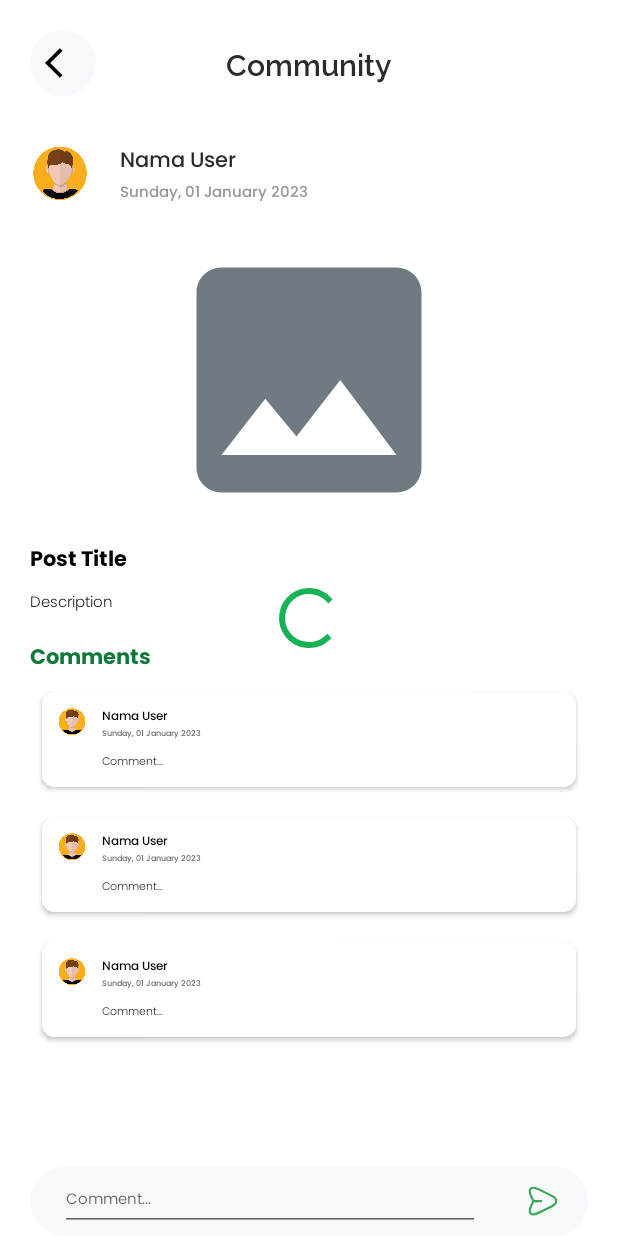
After one commit to berlianm/Rubist-Application, an Android app: the layout activity_detail_post.xml on its own in the app's theme, with its tools: preview values and no code run, on a phone screen of 412 x 824 dp. The commit adds this screen. Run offline under Robolectric (Android 15) with nearby library versions, the phone set to English and light mode, and no system bars.

Commit message:
Community, DetailPost(proses)

```diff
--- a/Mobile APP/C23-PS480_Rubist/app/src/main/res/drawable/back_white_background.xml
+++ b/Mobile APP/C23-PS480_Rubist/app/src/main/res/drawable/back_white_background.xml
@@ -2,7 +2,7 @@
 <shape xmlns:android="http://schemas.android.com/apk/res/android"
     android:shape="rectangle">
 
-    <solid android:color="#F7F7F9"/>
+    <solid android:color="#F7F9FC"/>
     <corners android:radius="50dp"/>
 
 </shape>
--- /dev/null
+++ b/Mobile APP/C23-PS480_Rubist/app/src/main/res/drawable/send.xml
@@ -0,0 +1,20 @@
+<vector xmlns:android="http://schemas.android.com/apk/res/android"
+    android:width="17dp"
+    android:height="17dp"
+    android:viewportWidth="17"
+    android:viewportHeight="17">
+  <path
+      android:pathData="M6.414,2.03L13.587,5.616C16.804,7.225 16.804,9.856 13.587,11.465L6.414,15.052C1.587,17.465 -0.382,15.487 2.031,10.669L2.76,9.219C2.944,8.851 2.944,8.239 2.76,7.87L2.031,6.412C-0.382,1.594 1.595,-0.384 6.414,2.03Z"
+      android:strokeLineJoin="round"
+      android:strokeWidth="1.2"
+      android:fillColor="#00000000"
+      android:strokeColor="#34A853"
+      android:strokeLineCap="round"/>
+  <path
+      android:pathData="M3.003,8.541H7.528"
+      android:strokeLineJoin="round"
+      android:strokeWidth="1.2"
+      android:fillColor="#00000000"
+      android:strokeColor="#34A853"
+      android:strokeLineCap="round"/>
+</vector>
--- /dev/null
+++ b/Mobile APP/C23-PS480_Rubist/app/src/main/res/font/poppins_bold.xml
@@ -0,0 +1,7 @@
+<?xml version="1.0" encoding="utf-8"?>
+<font-family xmlns:app="http://schemas.android.com/apk/res-auto"
+        app:fontProviderAuthority="com.google.android.gms.fonts"
+        app:fontProviderPackage="com.google.android.gms"
+        app:fontProviderQuery="name=Poppins&amp;weight=700"
+        app:fontProviderCerts="@array/com_google_android_gms_fonts_certs">
+</font-family>
--- /dev/null
+++ b/Mobile APP/C23-PS480_Rubist/app/src/main/res/font/poppins_light.xml
@@ -0,0 +1,7 @@
+<?xml version="1.0" encoding="utf-8"?>
+<font-family xmlns:app="http://schemas.android.com/apk/res-auto"
+        app:fontProviderAuthority="com.google.android.gms.fonts"
+        app:fontProviderPackage="com.google.android.gms"
+        app:fontProviderQuery="name=Poppins&amp;weight=300"
+        app:fontProviderCerts="@array/com_google_android_gms_fonts_certs">
+</font-family>
--- /dev/null
+++ b/Mobile APP/C23-PS480_Rubist/app/src/main/res/layout/activity_detail_post.xml
@@ -0,0 +1,193 @@
+<?xml version="1.0" encoding="utf-8"?>
+<androidx.constraintlayout.widget.ConstraintLayout xmlns:android="http://schemas.android.com/apk/res/android"
+    xmlns:app="http://schemas.android.com/apk/res-auto"
+    xmlns:tools="http://schemas.android.com/tools"
+    android:layout_width="match_parent"
+    android:layout_height="match_parent"
+    tools:context=".DetailPost.DetailPostActivity">
+
+    <RelativeLayout
+        android:id="@+id/taskbar_detail"
+        android:layout_width="match_parent"
+        android:layout_height="wrap_content"
+        android:layout_marginStart="20dp"
+        android:layout_marginTop="20dp"
+        android:layout_marginEnd="20dp"
+        app:layout_constraintEnd_toEndOf="parent"
+        app:layout_constraintStart_toStartOf="parent"
+        app:layout_constraintTop_toTopOf="parent">
+
+        <ImageView
+            android:id="@+id/btn_back"
+            android:layout_width="44dp"
+            android:layout_height="44dp"
+            android:background="@drawable/back_white_background"
+            android:padding="10dp"
+            android:src="@drawable/baseline_arrow_back_ios_24" />
+
+        <TextView
+            android:layout_width="wrap_content"
+            android:layout_height="wrap_content"
+            android:layout_centerHorizontal="true"
+            android:layout_centerVertical="true"
+            android:fontFamily="@font/raleway_semibold"
+            android:text="@string/community"
+            android:textColor="#2B2B2B"
+            android:textSize="20sp" />
+    </RelativeLayout>
+
+    <RelativeLayout
+        android:id="@+id/relativeLayout2"
+        android:layout_width="match_parent"
+        android:layout_height="wrap_content"
+        android:layout_marginStart="20dp"
+        android:layout_marginTop="32dp"
+        android:layout_marginEnd="20dp"
+        app:layout_constraintEnd_toEndOf="parent"
+        app:layout_constraintStart_toStartOf="parent"
+        app:layout_constraintTop_toBottomOf="@+id/taskbar_detail">
+
+        <ImageView
+            android:id="@+id/photo_user"
+            android:layout_width="40dp"
+            android:layout_height="40dp"
+            android:src="@drawable/avatar" />
+
+        <LinearLayout
+            android:layout_width="wrap_content"
+            android:layout_height="wrap_content"
+            android:layout_marginLeft="20dp"
+            android:layout_toEndOf="@id/photo_user"
+            android:orientation="vertical">
+
+            <TextView
+                android:id="@+id/tv_username"
+                android:layout_width="wrap_content"
+                android:layout_height="wrap_content"
+                android:fontFamily="@font/poppins_medium"
+                android:text="@string/nama_user"
+                android:textColor="#2B2B2B"
+                android:textSize="14sp" />
+
+            <TextView
+                android:id="@+id/tv_date"
+                android:layout_width="wrap_content"
+                android:layout_height="wrap_content"
+                android:fontFamily="@font/poppins_medium"
+                android:text="@string/date"
+                android:textColor="#979797"
+                android:textSize="10sp" />
+
+        </LinearLayout>
+    </RelativeLayout>
+
+    <ImageView
+        android:id="@+id/tv_photo"
+        android:layout_width="match_parent"
+        android:layout_height="200dp"
+        android:layout_marginStart="20dp"
+        android:layout_marginTop="16dp"
+        android:layout_marginEnd="20dp"
+        android:src="@drawable/ic_galery"
+        app:layout_constraintEnd_toEndOf="parent"
+        app:layout_constraintStart_toStartOf="parent"
+        app:layout_constraintTop_toBottomOf="@+id/relativeLayout2" />
+
+    <TextView
+        android:id="@+id/tv_title"
+        android:layout_width="wrap_content"
+        android:layout_height="wrap_content"
+        android:layout_marginStart="20dp"
+        android:layout_marginTop="8dp"
+        android:fontFamily="@font/poppins_bold"
+        android:text="@string/post_title"
+        android:textColor="#000000"
+        android:textSize="14sp"
+        app:layout_constraintStart_toStartOf="parent"
+        app:layout_constraintTop_toBottomOf="@+id/tv_photo" />
+
+    <TextView
+        android:id="@+id/tv_desc"
+        android:layout_width="match_parent"
+        android:layout_height="wrap_content"
+        android:layout_marginStart="20dp"
+        android:layout_marginTop="8dp"
+        android:fontFamily="@font/poppins_light"
+        android:text="@string/description"
+        android:textColor="#000000"
+        android:textSize="10sp"
+        app:layout_constraintStart_toStartOf="parent"
+        app:layout_constraintTop_toBottomOf="@+id/tv_title" />
+
+    <TextView
+        android:id="@+id/textView6"
+        android:layout_width="wrap_content"
+        android:layout_height="wrap_content"
+        android:layout_marginStart="20dp"
+        android:layout_marginTop="16dp"
+        android:fontFamily="@font/poppins_bold"
+        android:text="@string/comments"
+        android:textColor="#10793A"
+        android:textSize="14sp"
+        app:layout_constraintStart_toStartOf="parent"
+        app:layout_constraintTop_toBottomOf="@+id/tv_desc" />
+
+    <androidx.recyclerview.widget.RecyclerView
+        android:id="@+id/recyclerView"
+        android:layout_width="match_parent"
+        android:layout_height="wrap_content"
+        android:layout_marginStart="20dp"
+        android:layout_marginEnd="20dp"
+        app:layout_constraintEnd_toEndOf="parent"
+        app:layout_constraintStart_toStartOf="parent"
+        app:layout_constraintTop_toBottomOf="@+id/textView6"
+        tools:listitem="@layout/item_comment" />
+
+    <RelativeLayout
+        android:layout_width="match_parent"
+        android:layout_height="wrap_content"
+        android:layout_marginStart="20dp"
+        android:layout_marginEnd="20dp"
+        android:background="@drawable/back_white_background"
+        android:padding="3dp"
+        android:paddingStart="20dp"
+        android:paddingEnd="20dp"
+        app:layout_constraintBottom_toBottomOf="parent"
+        app:layout_constraintEnd_toEndOf="parent"
+        app:layout_constraintStart_toStartOf="parent">
+
+
+        <EditText
+            android:layout_width="280dp"
+            android:layout_height="40dp"
+            android:fontFamily="@font/poppins"
+            android:hint="@string/comment"
+            android:textSize="10sp"
+            app:layout_constraintBottom_toBottomOf="parent"
+            app:layout_constraintEnd_toEndOf="parent"
+            app:layout_constraintStart_toStartOf="parent" />
+
+        <ImageView
+            android:layout_width="20dp"
+            android:layout_height="20dp"
+            android:layout_alignParentEnd="true"
+            android:layout_centerVertical="true"
+            android:src="@drawable/send" />
+    </RelativeLayout>
+    <ProgressBar
+        android:id="@+id/progressBar"
+        style="?android:attr/progressBarStyle"
+        android:layout_width="wrap_content"
+        android:layout_height="wrap_content"
+        android:visibility="gone"
+        app:layout_constraintBottom_toBottomOf="parent"
+        app:layout_constraintEnd_toEndOf="parent"
+        app:layout_constraintStart_toStartOf="parent"
+        app:layout_constraintTop_toTopOf="parent"
+        tools:visibility="visible" />
+
+
+
+
+
+</androidx.constraintlayout.widget.ConstraintLayout>
--- /dev/null
+++ b/Mobile APP/C23-PS480_Rubist/app/src/main/res/layout/item_comment.xml
@@ -0,0 +1,56 @@
+<?xml version="1.0" encoding="utf-8"?>
+<androidx.cardview.widget.CardView xmlns:android="http://schemas.android.com/apk/res/android"
+    xmlns:app="http://schemas.android.com/apk/res-auto"
+    xmlns:tools="http://schemas.android.com/tools"
+    android:layout_width="match_parent"
+    android:layout_height="wrap_content"
+    android:elevation="6dp"
+    app:cardCornerRadius="8dp"
+    app:cardMaxElevation="5dp"
+    app:cardUseCompatPadding="true">
+
+    <LinearLayout
+        android:layout_width="match_parent"
+        android:layout_height="wrap_content"
+        android:padding="10dp"
+        android:orientation="horizontal">
+
+        <ImageView
+            android:layout_width="20dp"
+            android:layout_height="20dp"
+            android:src="@drawable/avatar"/>
+        <LinearLayout
+            android:layout_width="wrap_content"
+            android:layout_height="wrap_content"
+            android:orientation="vertical"
+            android:layout_marginLeft="10dp">
+
+            <TextView
+                android:layout_width="wrap_content"
+                android:layout_height="wrap_content"
+                android:fontFamily="@font/poppins_medium"
+                android:text="@string/nama_user"
+                android:textColor="@color/black"
+                android:textSize="8sp"/>
+
+            <TextView
+                android:layout_width="wrap_content"
+                android:layout_height="wrap_content"
+                android:fontFamily="@font/poppins_medium"
+                android:text="@string/date"
+                android:textColor="#6A6A6A"
+                android:textSize="5sp" />
+
+            <TextView
+                android:layout_width="wrap_content"
+                android:layout_height="wrap_content"
+                android:fontFamily="@font/poppins_light"
+                android:text="@string/comment"
+                android:textColor="@color/black"
+                android:layout_marginTop="8dp"
+                android:textSize="7sp" />
+
+
+        </LinearLayout>
+    </LinearLayout>
+</androidx.cardview.widget.CardView>
--- a/Mobile APP/C23-PS480_Rubist/app/src/main/res/layout/item_post.xml
+++ b/Mobile APP/C23-PS480_Rubist/app/src/main/res/layout/item_post.xml
@@ -5,15 +5,14 @@
     android:layout_width="match_parent"
     android:layout_height="wrap_content"
     android:elevation="6dp"
-    app:cardCornerRadius="16dp"
+    app:cardCornerRadius="8dp"
     app:cardMaxElevation="5dp"
     app:cardUseCompatPadding="true">
 
     <androidx.constraintlayout.widget.ConstraintLayout
         android:layout_width="match_parent"
         android:layout_height="wrap_content"
-        android:padding="24dp"
-        android:background="@drawable/background_green_post">
+        android:padding="24dp">
 
         <ImageView
             android:id="@+id/iv_item_photo"
--- a/Mobile APP/C23-PS480_Rubist/app/src/main/res/values/preloaded_fonts.xml
+++ b/Mobile APP/C23-PS480_Rubist/app/src/main/res/values/preloaded_fonts.xml
@@ -2,6 +2,8 @@
 <resources>
     <array name="preloaded_fonts" translatable="false">
         <item>@font/poppins</item>
+        <item>@font/poppins_bold</item>
+        <item>@font/poppins_light</item>
         <item>@font/poppins_medium</item>
         <item>@font/raleway</item>
         <item>@font/raleway_bold</item>
--- a/Mobile APP/C23-PS480_Rubist/app/src/main/res/values/strings.xml
+++ b/Mobile APP/C23-PS480_Rubist/app/src/main/res/values/strings.xml
@@ -36,5 +36,12 @@
     <string name="community">Community</string>
     <string name="SaveProfile">are you sure to save this profile?</string>
     <string name="Profile">Profile</string>
+    <string name="hello">Hello !</string>
+    <string name="sign_in">Sign In</string>
+    <string name="sign_up">Sign Up</string>
+    <string name="date">Sunday, 01 January 2023</string>
+    <string name="post_title">Post Title</string>
+    <string name="comments">Comments</string>
+    <string name="comment">Comment...</string>
 
 </resources>
```
Also changed, not shown: Mobile APP/C23-PS480_Rubist/app/src/main/AndroidManifest.xml (+5 -2 lines), Mobile APP/C23-PS480_Rubist/app/src/main/java/com/C23PS480/Rubist/API/Response/DetailPostResponse.kt (+2 -11 lines), Mobile APP/C23-PS480_Rubist/app/src/main/java/com/C23PS480/Rubist/API/Response/GetPostResponse.kt (+7 -4 lines), Mobile APP/C23-PS480_Rubist/app/src/main/java/com/C23PS480/Rubist/Adapter/CommunityAdapter.kt (+9 -6 lines), Mobile APP/C23-PS480_Rubist/app/src/main/java/com/C23PS480/Rubist/DetailPost/DetailPostActivity.kt (added, +81 -0 lines), Mobile APP/C23-PS480_Rubist/app/src/main/java/com/C23PS480/Rubist/ViewModel/DetailPostViewModel.kt (added, +53 -0 lines), Mobile APP/C23-PS480_Rubist/app/src/main/res/drawable/background_green_verydark.xml (added, +8 -0 lines), Mobile APP/C23-PS480_Rubist/app/src/main/res/layout/activity_login.xml (+21 -7 lines), Mobile APP/C23-PS480_Rubist/app/src/main/res/layout/activity_register.xml (+22 -9 lines).
